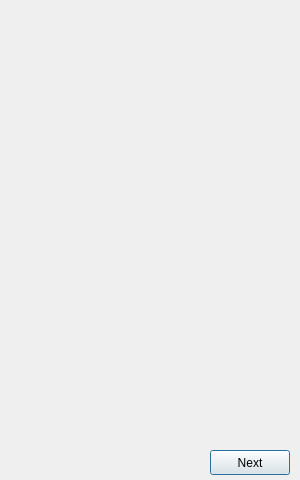
The window that ui/results.ui (pariterre/QtKinoveaAnalyse) describes before a commit, drawn with Qt 5.
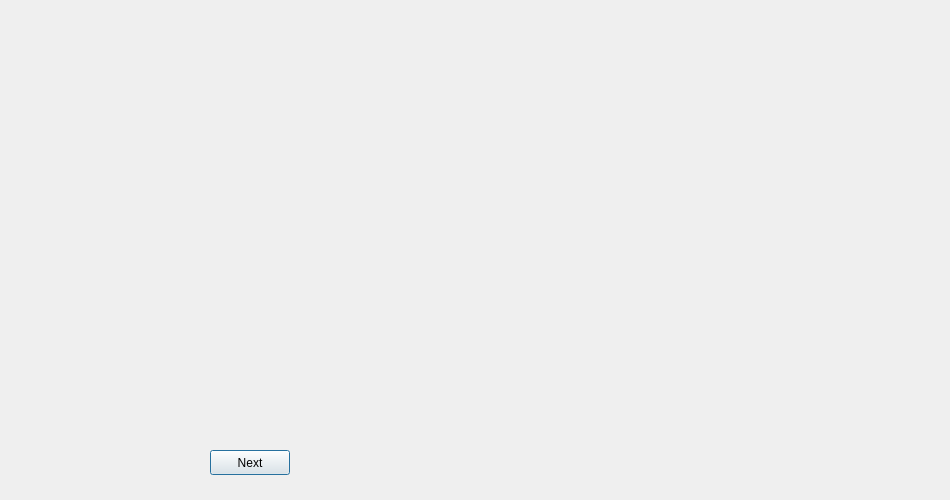
The same window after the commit.

What changed in the file:
```diff
--- a/ui/results.ui
+++ b/ui/results.ui
@@ -6,8 +6,8 @@
    <rect>
     <x>0</x>
     <y>0</y>
-    <width>300</width>
-    <height>480</height>
+    <width>950</width>
+    <height>500</height>
    </rect>
   </property>
   <property name="windowTitle">
@@ -18,7 +18,7 @@
     <rect>
      <x>10</x>
      <y>10</y>
-     <width>281</width>
+     <width>191</width>
      <height>421</height>
     </rect>
    </property>
@@ -39,6 +39,71 @@
     <string>Next</string>
    </property>
   </widget>
+  <widget class="QStackedWidget" name="comHeightWidget">
+   <property name="geometry">
+    <rect>
+     <x>220</x>
+     <y>10</y>
+     <width>191</width>
+     <height>141</height>
+    </rect>
+   </property>
+   <property name="currentIndex">
+    <number>-1</number>
+   </property>
+  </widget>
+  <widget class="QStackedWidget" name="comVelocityWidget">
+   <property name="geometry">
+    <rect>
+     <x>220</x>
+     <y>160</y>
+     <width>191</width>
+     <height>141</height>
+    </rect>
+   </property>
+   <property name="currentIndex">
+    <number>-1</number>
+   </property>
+  </widget>
+  <widget class="QStackedWidget" name="comAccelerationWidget">
+   <property name="geometry">
+    <rect>
+     <x>440</x>
+     <y>0</y>
+     <width>191</width>
+     <height>141</height>
+    </rect>
+   </property>
+   <property name="currentIndex">
+    <number>-1</number>
+   </property>
+  </widget>
+  <widget class="QStackedWidget" name="grfWidget">
+   <property name="geometry">
+    <rect>
+     <x>440</x>
+     <y>150</y>
+     <width>191</width>
+     <height>141</height>
+    </rect>
+   </property>
+   <property name="currentIndex">
+    <number>-1</number>
+   </property>
+  </widget>
+  <widget class="QStackedWidget" name="jointAngleWidget">
+   <property name="geometry">
+    <rect>
+     <x>650</x>
+     <y>10</y>
+     <width>191</width>
+     <height>331</height>
+    </rect>
+   </property>
+   <property name="currentIndex">
+    <number>-1</number>
+   </property>
+  </widget>
  </widget>
  <resources/>
  <connections/>
```
Left out of the diff: 2 changed lines with no effect on the pictures.
